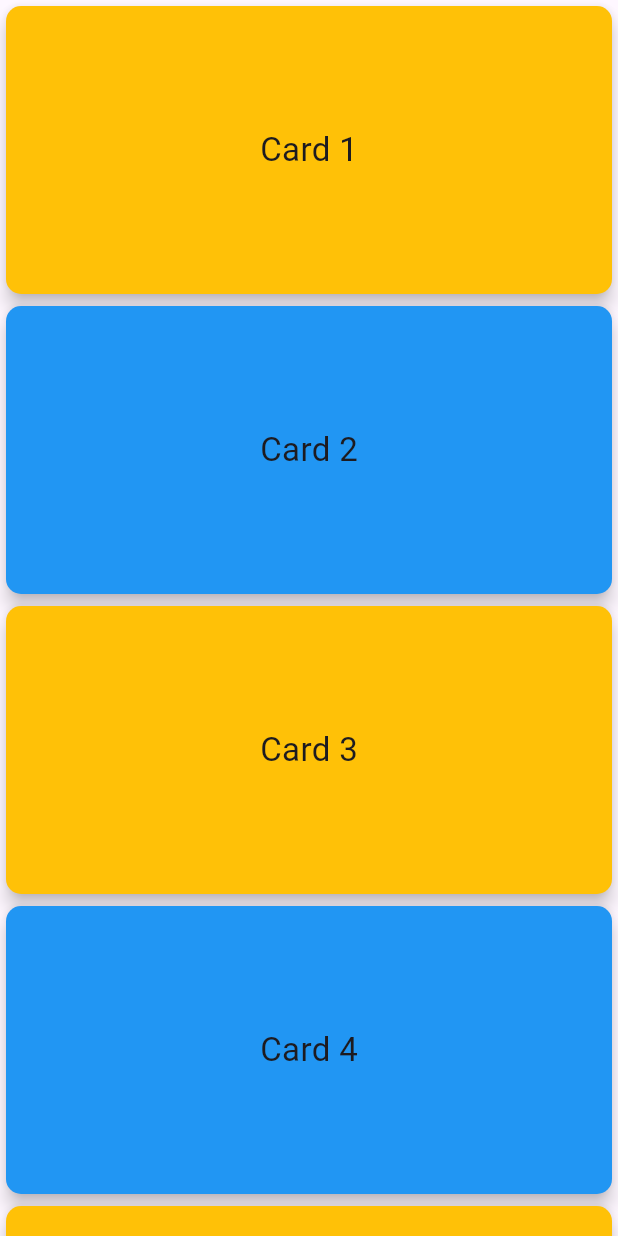
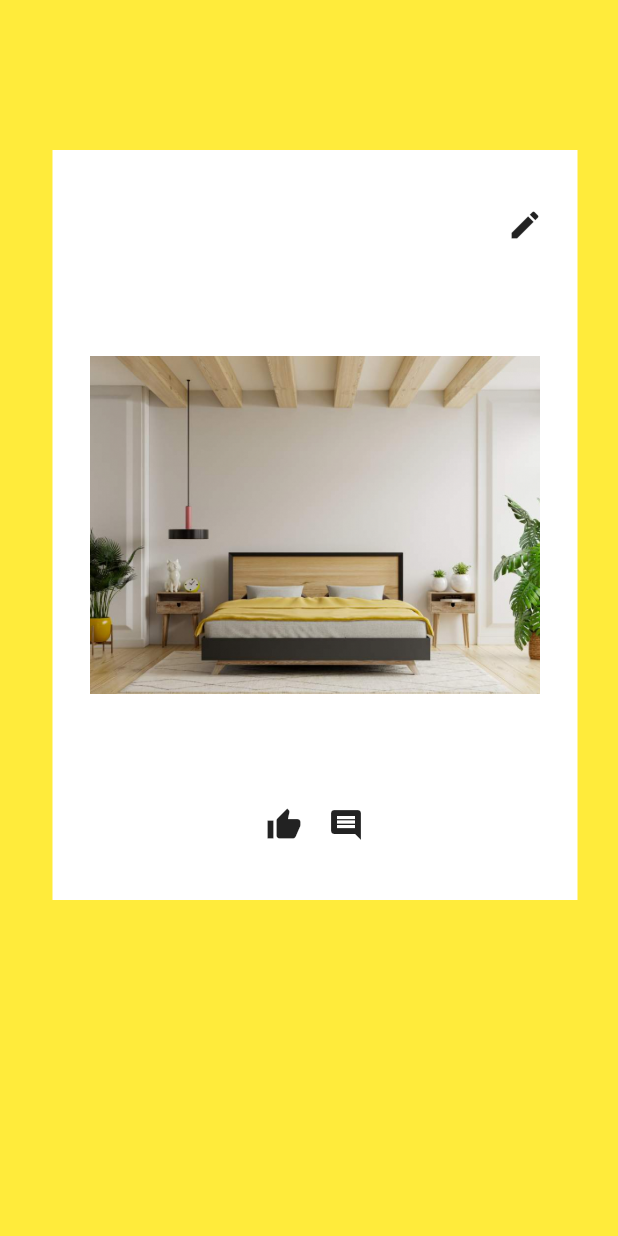
Before and after one commit to Dia505/mobileAppDev, a Flutter app: the screen it shows after launch, on a phone screen of 412 x 824 dp. Run offline on Flutter 3.47's test engine with Material 3 defaults, Android fonts, the phone set to English and light mode, and no system bars; our stand-ins replace dartz.

Commit message:
stack + bottom navigation

```diff
--- /dev/null
+++ b/bottom_navigation_project/lib/app.dart
@@ -0,0 +1,12 @@
+import 'package:flutter/material.dart';
+
+class MyApp extends StatelessWidget {
+  const MyApp({super.key});
+
+  @override
+  Widget build(BuildContext context) {
+    return const MaterialApp(
+      debugShowCheckedModeBanner: false
+    );
+  }
+}
--- a/first_flutter_project/lib/app.dart
+++ b/first_flutter_project/lib/app.dart
@@ -10,6 +10,8 @@
 // import 'package:first_flutter_project/view/user_details_view.dart';
 // import 'package:first_flutter_project/view/user_output_view.dart';
 import 'package:first_flutter_project/view/card_view.dart';
+import 'package:first_flutter_project/view/stack_classwork.dart';
+import 'package:first_flutter_project/view/stack_view.dart';
 import 'package:flutter/material.dart';
 
 class MyApp extends StatelessWidget {
@@ -26,7 +28,7 @@
       //   "/details": (context) => const UserDetailSingularView(),
       // },
 
-      home: CardView(),
+      home: StackClasswork(),
     );
   }
 }
--- /dev/null
+++ b/first_flutter_project/lib/view/stack_classwork.dart
@@ -0,0 +1,56 @@
+import 'package:flutter/material.dart';
+
+class StackClasswork extends StatelessWidget {
+  const StackClasswork({super.key});
+
+  @override
+  Widget build(BuildContext context) {
+    return Scaffold(
+      body: Stack(
+        children: [
+          Container(
+            width: double.infinity,
+            color: Colors.yellow,
+          ),
+
+          Positioned(
+            top: 100,
+            left: 35,
+
+            child: Container(
+              height: 500,
+              width: 350,
+              color: Colors.white,
+
+              child: Column(
+                mainAxisAlignment: MainAxisAlignment.spaceAround,
+                children: [
+                  const Padding(
+                    padding: EdgeInsets.only(left: 280.0),
+                    child: Icon(Icons.edit),
+                  ),
+
+                  SizedBox(
+                    width: 300,
+                    child: Image.asset("assets/images/image1.jpg")
+                  ),
+
+                  const SizedBox(
+                    width: 100,
+                    child: Row(
+                      mainAxisAlignment: MainAxisAlignment.spaceEvenly,
+                      children: [
+                        Icon(Icons.thumb_up),
+                        Icon(Icons.comment)
+                      ],
+                    ),
+                  )
+                ],
+              ),
+            ),
+          )
+        ],
+      ),
+    );
+  }
+}
```
Also changed, not shown: bottom_navigation_project/analysis_options.yaml (added, +28 -0 lines), bottom_navigation_project/lib/main.dart (added, +8 -0 lines), bottom_navigation_project/lib/view/about_view.dart (added, +19 -0 lines), bottom_navigation_project/lib/view/cart_view.dart (added, +19 -0 lines), bottom_navigation_project/lib/view/dashboard_view.dart (added, +54 -0 lines), bottom_navigation_project/lib/view/home_view.dart (added, +19 -0 lines), bottom_navigation_project/lib/view/profile_view.dart (added, +19 -0 lines), bottom_navigation_project/pubspec.yaml (added, +90 -0 lines), first_flutter_project/lib/view/stack_view.dart (added, +64 -0 lines), bottom_navigation_project/pubspec.lock (added), first_flutter_project/assets/images/image3.jpg (added), 124 other files.
